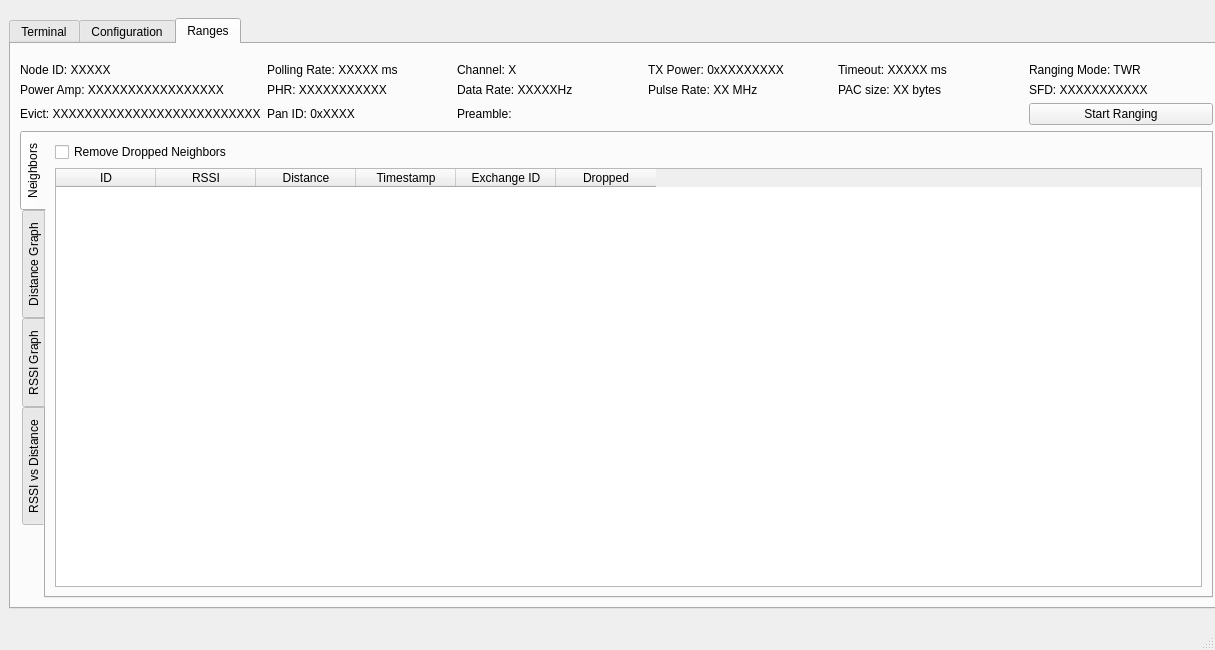
Above: interface_app/beluga_gui/beluga_gui.ui from WiseLabCMU/Beluga-2.0 before the change. Below: the same form after it.
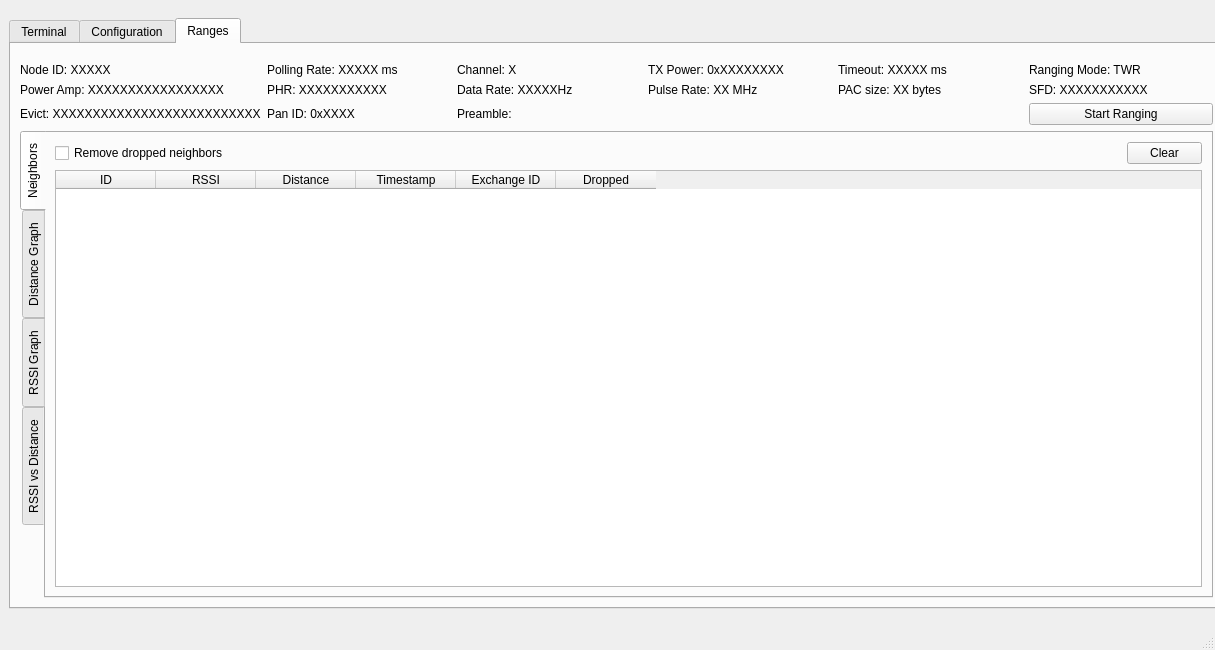
That is the form after the change. The open tabs and pages were chosen to show the change. Custom widgets are drawn as their Qt base class.

Commit message: Create clear button

```diff
--- a/interface_app/beluga_gui/beluga_gui.ui
+++ b/interface_app/beluga_gui/beluga_gui.ui
@@ -1898,11 +1898,28 @@
            </attribute>
            <layout class="QVBoxLayout" name="verticalLayout_6">
             <item>
-             <widget class="QCheckBox" name="drop_neighbors">
-              <property name="text">
-               <string>Remove Dropped Neighbors</string>
-              </property>
-             </widget>
+             <layout class="QHBoxLayout" name="horizontalLayout_5">
+              <item>
+               <widget class="QCheckBox" name="checkBox">
+                <property name="text">
+                 <string>Remove dropped neighbors</string>
+                </property>
+               </widget>
+              </item>
+              <item>
+               <widget class="QPushButton" name="pushButton">
+                <property name="maximumSize">
+                 <size>
+                  <width>75</width>
+                  <height>16777215</height>
+                 </size>
+                </property>
+                <property name="text">
+                 <string>Clear</string>
+                </property>
+               </widget>
+              </item>
+             </layout>
             </item>
             <item>
              <widget class="NeighborListTable" name="neighbors">
```
Left out of the diff: 26 changed lines with no effect on the pictures. The commit also changes 2 other files.
